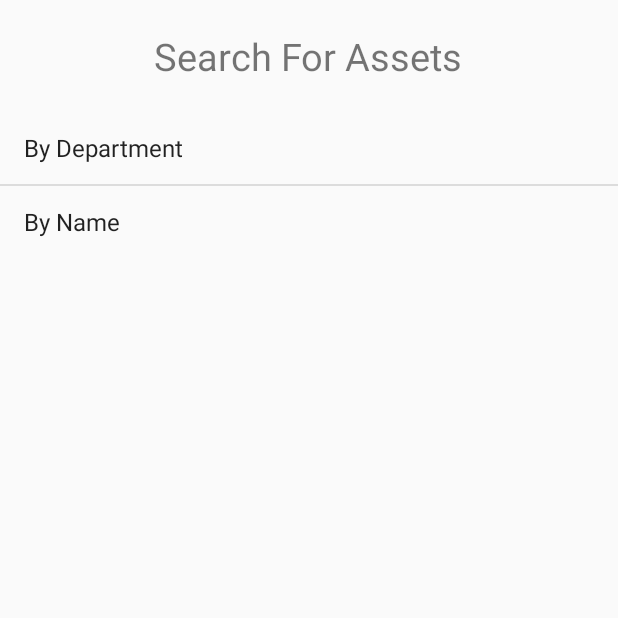
After one commit to PrinceSumberia/assets-management, an Android app: the GetAssetInfo screen opened directly, with no data from a screen before it, on a phone screen of 412 x 824 dp, the top half of it. The commit adds this screen. Run offline under Robolectric (Android 15) with nearby library versions, the phone set to English and light mode, and no system bars.

Commit message:
Added Querying Database For Assets

```diff
--- a/app/build.gradle
+++ b/app/build.gradle
@@ -9,7 +9,7 @@ android {
     buildToolsVersion '28.0.3'
     defaultConfig {
         applicationId "com.prince.assetManagement"
-        minSdkVersion 23
+        minSdkVersion 22
         targetSdkVersion 26
         versionCode 1
         versionName "1.0"
--- a/app/src/main/AndroidManifest.xml
+++ b/app/src/main/AndroidManifest.xml
@@ -35,6 +35,7 @@
         <activity android:name=".WelcomeActivity">
             <intent-filter>
                 <action android:name="android.intent.action.MAIN" />
+
                 <category android:name="android.intent.category.LAUNCHER" />
             </intent-filter>
         </activity>
@@ -46,7 +47,9 @@
         <activity android:name=".IssuingAssets" />
         <activity android:name=".GenerateQR" />
         <activity android:name=".GetPDF" />
-        <activity android:name=".GetInformation"></activity>
+        <activity android:name=".GetInformation" />
+        <activity android:name=".GetAssetInfo" />
+        <activity android:name=".Display_Info"></activity>
     </application>
 
 </manifest>
--- /dev/null
+++ b/app/src/main/java/com/prince/assetManagement/GetAssetInfo.java
@@ -0,0 +1,110 @@
+package com.prince.assetManagement;
+
+import android.app.ListActivity;
+import android.content.Intent;
+import android.os.Bundle;
+import android.support.v7.app.AppCompatActivity;
+import android.util.Log;
+import android.view.View;
+import android.widget.AdapterView;
+import android.widget.ArrayAdapter;
+import android.widget.Button;
+import android.widget.CheckBox;
+import android.widget.EditText;
+import android.widget.ListView;
+import android.widget.Toast;
+
+public class GetAssetInfo extends AppCompatActivity {
+    CheckBox checkbox_room_number, checkbox_department, checkbox_issued_to, checkbox_seller;
+    EditText textView_room_number, textView_department, textView_issued_to, textView_seller;
+    EditText category_name;
+    Button get_info;
+    String items[] = {"By Department", "By Name"};
+    String TAG = "MY Name";
+
+    @Override
+    protected void onCreate(Bundle savedInstanceState) {
+        super.onCreate(savedInstanceState);
+        setContentView(R.layout.activity_get_asset_info);
+
+        ArrayAdapter<String> itemsAdapter = new ArrayAdapter<String>(this, android.R.layout.simple_list_item_1, items);
+        ListView listView = findViewById(R.id.list_item);
+
+        listView.setAdapter(itemsAdapter);
+        listView.setOnItemClickListener(new AdapterView.OnItemClickListener() {
+            @Override
+            public void onItemClick(AdapterView<?> adapterView, View view, int position, long l) {
+                String selectedItem = (String) adapterView.getItemAtPosition(position);
+                Intent intent = new Intent(GetAssetInfo.this, Display_Info.class);
+                intent.putExtra("Selected Item", selectedItem);
+                startActivity(intent);
+
+                Toast.makeText(GetAssetInfo.this, "Selected Item is: " + selectedItem, Toast.LENGTH_SHORT).show();
+                Log.e(TAG, "Selected Item is: " + selectedItem);
+//                Toast.makeText(GetAssetInfo.this, "Selected Item position is: " + position, Toast.LENGTH_SHORT).show();
+            }
+        });
+    }
+
+
+
+//        checkbox_issued_to = findViewById(R.id.issued_to_checkbox);
+//        checkbox_department = findViewById(R.id.department_checkbox);
+//        checkbox_room_number = findViewById(R.id.room_number_checkbox);
+//        checkbox_seller = findViewById(R.id.seller_checkbox);
+//
+//        category_name = findViewById(R.id.category);
+//
+//        textView_department = findViewById(R.id.department);
+//        textView_room_number = findViewById(R.id.room_number);
+//        textView_issued_to = findViewById(R.id.issued_to);
+//        textView_seller = findViewById(R.id.seller);
+//
+//        get_info = findViewById(R.id.get_info);
+//
+//        get_info.setOnClickListener(new View.OnClickListener() {
+//            String category = category_name.getText().toString();
+//            String issued_to, department, room, seller;
+//
+//            Bundle bundle = new Bundle();
+//
+//            @Override
+//            public void onClick(View view) {
+//                bundle.putString("category", category);
+//                if (checkbox_issued_to.isChecked()) {
+//                    issued_to = textView_issued_to.getText().toString();
+//                    bundle.putString("issued_to", issued_to);
+//                } else {
+//                    issued_to = "none";
+//                    bundle.putString("issued_to", issued_to);
+//                }
+//                if (checkbox_department.isChecked()) {
+//                    department = textView_department.getText().toString();
+//                    bundle.putString("department", department);
+//                } else {
+//                    department = "none";
+//                    bundle.putString("department", department);
+//                }
+//                if (checkbox_room_number.isChecked()) {
+//                    room = textView_room_number.getText().toString();
+//                    bundle.putString("room", room);
+//                } else {
+//                    room = "none";
+//                    bundle.putString("room", room);
+//                }
+//                if (checkbox_seller.isChecked()) {
+//                    seller = textView_seller.getText().toString();
+//                    bundle.putString("seller", seller);
+//                } else {
+//                    seller = "none";
+//                    bundle.putString("seller", seller);
+//                }
+//
+//                Intent intent1 = new Intent(GetAssetInfo.this, Display_Info.class);
+//                intent1.putExtras(bundle);
+//                startActivity(intent1);
+//
+//            }
+//        });
+//
+}
--- a/app/src/main/res/layout/activity_details.xml
+++ b/app/src/main/res/layout/activity_details.xml
@@ -3,7 +3,7 @@
     xmlns:tools="http://schemas.android.com/tools"
     android:layout_width="match_parent"
     android:layout_height="match_parent"
-    android:background="@drawable/abs"
+
     android:layout_marginStart="5dp"
     android:orientation="vertical"
     tools:context=".Details">
--- /dev/null
+++ b/app/src/main/res/layout/activity_get_asset_info.xml
@@ -0,0 +1,135 @@
+<?xml version="1.0" encoding="utf-8"?>
+<LinearLayout xmlns:android="http://schemas.android.com/apk/res/android"
+    xmlns:tools="http://schemas.android.com/tools"
+    android:layout_width="match_parent"
+    android:layout_height="match_parent"
+    android:orientation="vertical"
+    tools:context=".GetAssetInfo">
+
+    <TextView
+        android:layout_width="wrap_content"
+        android:layout_height="wrap_content"
+        android:layout_gravity="center"
+        android:layout_marginTop="20dp"
+        android:layout_marginBottom="20dp"
+        android:text="Search For Assets"
+        android:textSize="25sp" />
+
+    <ListView
+        android:id="@+id/list_item"
+        android:layout_width="wrap_content"
+        android:layout_height="wrap_content">
+    </ListView>
+    <!--<TextView-->
+    <!--android:layout_width="wrap_content"-->
+    <!--android:layout_height="wrap_content"-->
+    <!--android:id="@+id/list_items"/>-->
+
+
+    <!--<LinearLayout-->
+    <!--android:layout_width="wrap_content"-->
+    <!--android:layout_height="wrap_content"-->
+    <!--android:orientation="horizontal">-->
+
+    <!--<TextView-->
+    <!--android:layout_width="wrap_content"-->
+    <!--android:layout_height="wrap_content"-->
+    <!--android:text="Category" />-->
+
+    <!--<EditText-->
+    <!--android:id="@+id/category"-->
+    <!--android:layout_width="247dp"-->
+    <!--android:layout_height="wrap_content" />-->
+    <!--</LinearLayout>-->
+
+    <!--<LinearLayout-->
+    <!--android:layout_width="wrap_content"-->
+    <!--android:layout_height="wrap_content"-->
+    <!--android:orientation="horizontal">-->
+
+    <!--<CheckBox-->
+    <!--android:id="@+id/department_checkbox"-->
+    <!--android:layout_width="wrap_content"-->
+    <!--android:layout_height="wrap_content" />-->
+
+    <!--<TextView-->
+    <!--android:layout_width="wrap_content"-->
+    <!--android:layout_height="wrap_content"-->
+    <!--android:text="Department" />-->
+
+    <!--<EditText-->
+    <!--android:id="@+id/department"-->
+    <!--android:layout_width="196dp"-->
+    <!--android:layout_height="wrap_content" />-->
+    <!--</LinearLayout>-->
+
+    <!--<LinearLayout-->
+    <!--android:layout_width="wrap_content"-->
+    <!--android:layout_height="wrap_content"-->
+    <!--android:orientation="horizontal">-->
+
+    <!--<CheckBox-->
+    <!--android:id="@+id/issued_to_checkbox"-->
+    <!--android:layout_width="wrap_content"-->
+    <!--android:layout_height="wrap_content" />-->
+
+    <!--<TextView-->
+    <!--android:layout_width="wrap_content"-->
+    <!--android:layout_height="wrap_content"-->
+    <!--android:text="Issued To" />-->
+
+    <!--<EditText-->
+    <!--android:id="@+id/issued_to"-->
+    <!--android:layout_width="215dp"-->
+    <!--android:layout_height="wrap_content" />-->
+    <!--</LinearLayout>-->
+
+    <!--<LinearLayout-->
+    <!--android:layout_width="wrap_content"-->
+    <!--android:layout_height="wrap_content"-->
+    <!--android:orientation="horizontal">-->
+
+    <!--<CheckBox-->
+    <!--android:id="@+id/seller_checkbox"-->
+    <!--android:layout_width="wrap_content"-->
+    <!--android:layout_height="wrap_content" />-->
+
+    <!--<TextView-->
+    <!--android:layout_width="wrap_content"-->
+    <!--android:layout_height="wrap_content"-->
+    <!--android:text="By Seller" />-->
+
+    <!--<EditText-->
+    <!--android:id="@+id/seller"-->
+    <!--android:layout_width="220dp"-->
+    <!--android:layout_height="wrap_content" />-->
+    <!--</LinearLayout>-->
+
+    <!--<LinearLayout-->
+    <!--android:layout_width="wrap_content"-->
+    <!--android:layout_height="wrap_content"-->
+    <!--android:orientation="horizontal">-->
+
+    <!--<CheckBox-->
+    <!--android:id="@+id/room_number_checkbox"-->
+    <!--android:layout_width="wrap_content"-->
+    <!--android:layout_height="wrap_content" />-->
+
+    <!--<TextView-->
+    <!--android:layout_width="wrap_content"-->
+    <!--android:layout_height="wrap_content"-->
+    <!--android:text="By Room Number/Name" />-->
+
+    <!--<EditText-->
+    <!--android:id="@+id/room_number"-->
+    <!--android:layout_width="138dp"-->
+    <!--android:layout_height="wrap_content" />-->
+    <!--</LinearLayout>-->
+
+    <!--<Button-->
+    <!--android:id="@+id/get_info"-->
+    <!--android:layout_width="wrap_content"-->
+    <!--android:layout_height="wrap_content"-->
+    <!--android:text="Get Info" />-->
+
+</LinearLayout>
```
Also changed, not shown: app/src/main/java/com/prince/assetManagement/Display_Info.java (added, +51 -0 lines), app/src/main/java/com/prince/assetManagement/FragmentDepartment.java (added, +78 -0 lines), app/src/main/java/com/prince/assetManagement/WelcomeActivity.java (+16 -1 lines), app/src/main/res/layout/activity_display__info.xml (added, +17 -0 lines), app/src/main/res/layout/content_welcome.xml (+24 -11 lines), app/src/main/res/layout/fragment_fragment_department.xml (added, +45 -0 lines).
